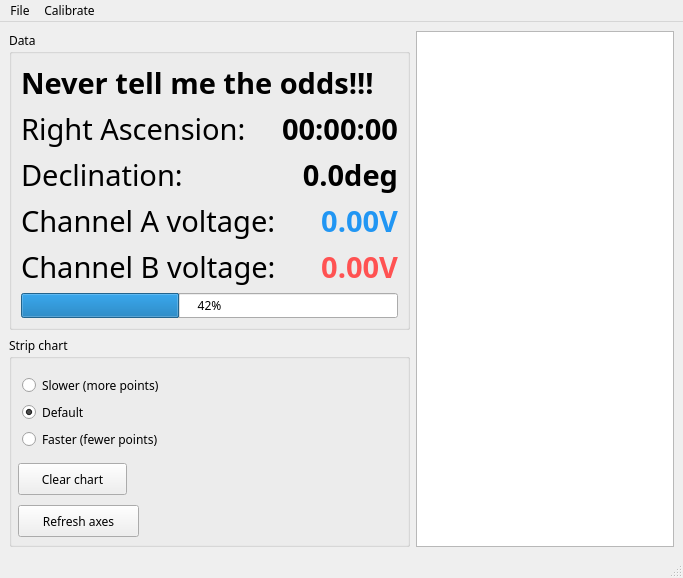
Before: the Qt Designer form threepio/misc/layout.ui in finnjames/verdant-shores, drawn with Qt 5.
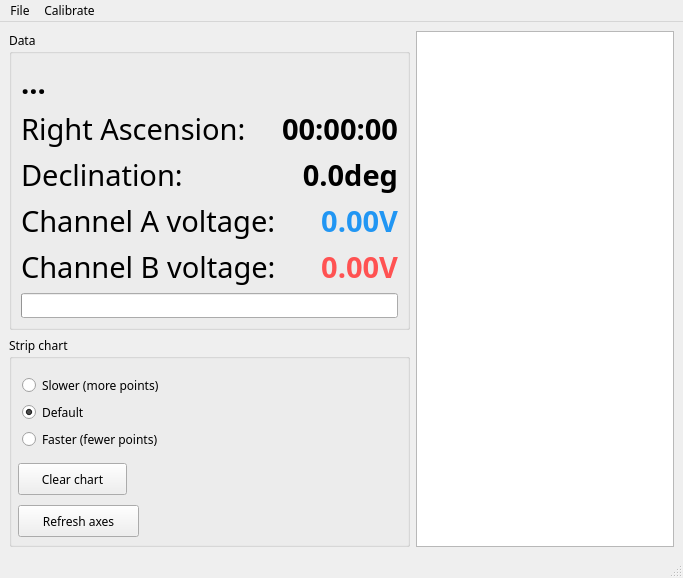
After: the same form once the commit is applied. Custom widgets are drawn as their Qt base class.

```diff
--- a/threepio/misc/layout.ui
+++ b/threepio/misc/layout.ui
@@ -243,9 +243,6 @@
            <family>SF Mono</family>
           </font>
          </property>
-         <property name="value">
-          <number>42</number>
-         </property>
          <property name="alignment">
           <set>Qt::AlignLeading|Qt::AlignLeft|Qt::AlignVCenter</set>
          </property>
@@ -351,7 +348,7 @@
           </font>
          </property>
          <property name="text">
-          <string>Never tell me the odds!!!</string>
+          <string>...</string>
          </property>
         </widget>
        </item>
```
Left out of the diff: 3 changed lines with no effect on the pictures.
